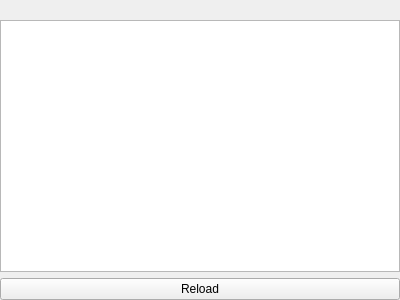
vcloarec/ReosProject, file src/ui/reoshubeausettingswidget.ui: the form before one commit.
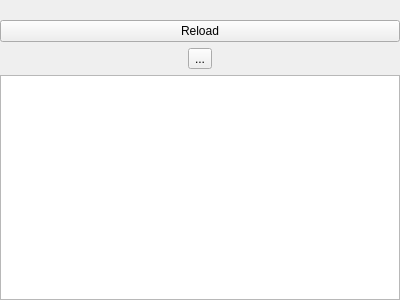
The form after the commit. Icons and pictures are not drawn. Custom widgets are drawn as their Qt base class.

Patch:
```diff
--- a/src/ui/reoshubeausettingswidget.ui
+++ b/src/ui/reoshubeausettingswidget.ui
@@ -26,14 +26,7 @@
    <property name="bottomMargin">
     <number>0</number>
    </property>
-   <item row="2" column="0">
-    <widget class="QPushButton" name="mReloadButton">
-     <property name="text">
-      <string>Reload</string>
-     </property>
-    </widget>
-   </item>
-   <item row="1" column="0">
+   <item row="3" column="0" colspan="3">
     <widget class="QTextBrowser" name="mTextBrowser"/>
    </item>
    <item row="0" column="0">
@@ -49,8 +42,29 @@
      </property>
     </widget>
    </item>
+   <item row="1" column="0" colspan="3">
+    <widget class="QPushButton" name="mReloadButton">
+     <property name="text">
+      <string>Reload</string>
+     </property>
+    </widget>
+   </item>
+   <item row="2" column="1">
+    <widget class="ReosNotificationButton" name="mNotificationToolButton">
+     <property name="text">
+      <string>...</string>
+     </property>
+    </widget>
+   </item>
   </layout>
  </widget>
+ <customwidgets>
+  <customwidget>
+   <class>ReosNotificationButton</class>
+   <extends>QToolButton</extends>
+   <header>reosnotificationbutton.h</header>
+  </customwidget>
+ </customwidgets>
  <resources>
   <include location="../../images/providers/hub-eau/hub-eau-images.qrc"/>
  </resources>
```
Left out of the diff: 2 changed lines with no effect on the pictures.
